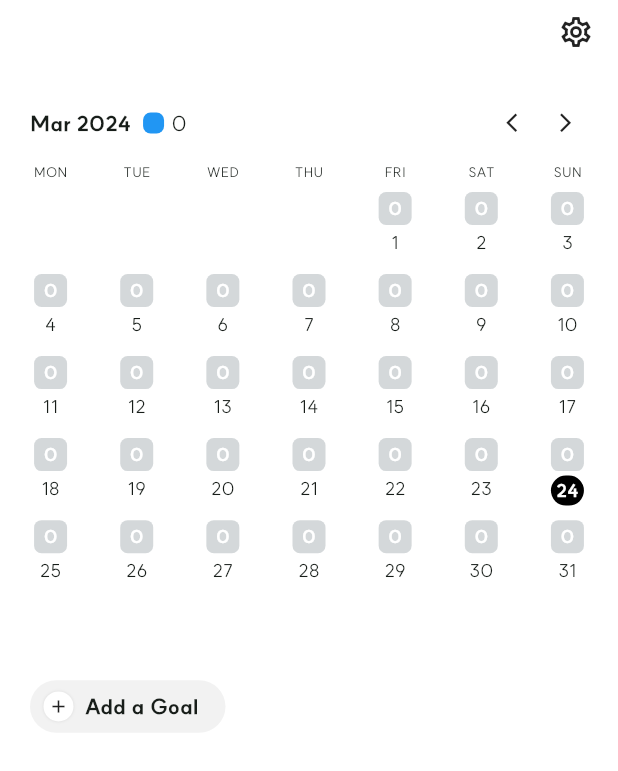
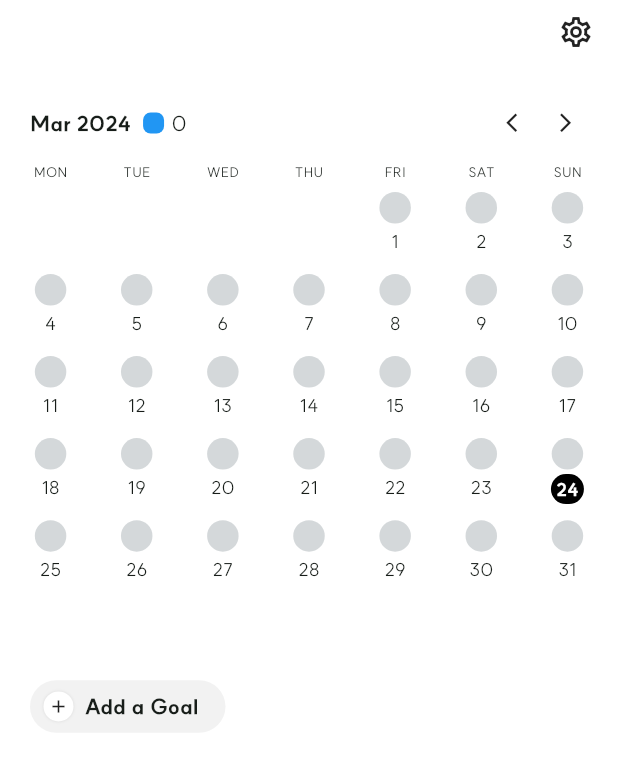
Before and after one commit to zimkjh/BetterThanYesterday, a Flutter app: the screen it shows after launch, on a phone screen of 412 x 824 dp. Shown: the top 771 px of the screen. Run offline on Flutter 3.47's test engine with Material 3 defaults, Android fonts, the phone set to English and light mode, and no system bars; our stand-ins replace get, get_storage; project files that could hold a hidden picture were left out.

Commit message:
Add daily pie coloring when todos done

```diff
--- a/client/lib/app/modules/monthly/calendar_day_view.dart
+++ b/client/lib/app/modules/monthly/calendar_day_view.dart
@@ -1,7 +1,9 @@
 import 'package:bty/app/core/theme/color_theme.dart';
 import 'package:bty/app/core/theme/text_theme.dart';
 import 'package:bty/app/core/utils/date_utils.dart';
+import 'package:bty/app/data/model/todo.dart';
 import 'package:bty/app/modules/monthly/controller.dart';
+import 'package:bty/app/modules/monthly/day_painter.dart';
 import 'package:flutter/material.dart';
 import 'package:get/get.dart';
 
@@ -19,26 +21,30 @@ class CalendarDayView extends GetView<MonthlyController> {
         crossAxisAlignment: CrossAxisAlignment.center,
         children: [
           const SizedBox(height: 6),
-          Obx(
-            () {
-              final thisDateTime = controller.selectedDate.copyWith(day: day);
-              final doneTodos =
-                  controller.doneTodos[normalizeDate(thisDateTime)] ?? [];
-              return Container(
-                width: 22,
-                height: 22,
-                alignment: Alignment.center,
-                decoration: const BoxDecoration(
-                  color: AppColors.gray2,
-                  borderRadius: BorderRadius.all(Radius.circular(5)),
-                ),
-                child: Text(
-                  (controller.todos.length - doneTodos.length).toString(),
-                  style: item3.copyWith(color: Colors.white),
-                ),
-              );
-            },
-          ),
+          Obx(() {
+            final colors = _getColorsOfDay(
+              controller.selectedDate,
+              controller.doneTodos,
+              controller.todos,
+              day,
+            );
+            return colors.length >= 2
+                ? SizedBox(
+                    width: 21,
+                    height: 21,
+                    child: CustomPaint(
+                      painter: DayPainter(colors),
+                    ),
+                  )
+                : Container(
+                    width: 21,
+                    height: 21,
+                    decoration: BoxDecoration(
+                      color: colors.firstOrNull ?? AppColors.gray2,
+                      shape: BoxShape.circle,
+                    ),
+                  );
+          }),
           const SizedBox(height: 3),
           controller.selectedDate.day != day
               ? Text(
@@ -62,4 +68,42 @@ class CalendarDayView extends GetView<MonthlyController> {
       ),
     );
   }
+
+  List<Color> _getColorsOfDay(
+    DateTime selectedDate,
+    Map<DateTime, List<int>> doneTodos,
+    List<Todo> todos,
+    int day,
+  ) {
+    DateTime date = normalizeDate(selectedDate.copyWith(day: day));
+
+    List<Color> colors = [];
+
+    if (doneTodos.containsKey(date)) {
+      List<int> todoIds = doneTodos[date]!;
+
+      for (int todoId in todoIds) {
+        Todo? foundTodo = todos.firstWhereOrNull((todo) => todo.id == todoId);
+        if (foundTodo != null) {
+          colors.add(foundTodo.color);
+        }
+      }
+    }
+
+    for (int i = 0; i < todos.length - colors.length; i++) {
+      colors.add(AppColors.gray2);
+    }
+
+    colors.sort((a, b) {
+      if (a == AppColors.gray2) return -1;
+      if (b == AppColors.gray2) return 1;
+
+      int indexA = todos.indexWhere((todo) => todo.color == a);
+      int indexB = todos.indexWhere((todo) => todo.color == b);
+
+      return indexA.compareTo(indexB);
+    });
+
+    return colors;
+  }
 }
--- a/client/lib/app/modules/monthly/todo_view.dart
+++ b/client/lib/app/modules/monthly/todo_view.dart
@@ -1,6 +1,5 @@
 import 'package:bty/app/core/theme/color_theme.dart';
 import 'package:bty/app/core/theme/text_theme.dart';
-import 'package:bty/app/core/utils/date_utils.dart';
 import 'package:bty/app/data/model/todo.dart';
 import 'package:bty/app/modules/monthly/controller.dart';
 import 'package:flutter/material.dart';
```
Also changed, not shown: client/lib/app/modules/monthly/day_painter.dart (added, +39 -0 lines).
